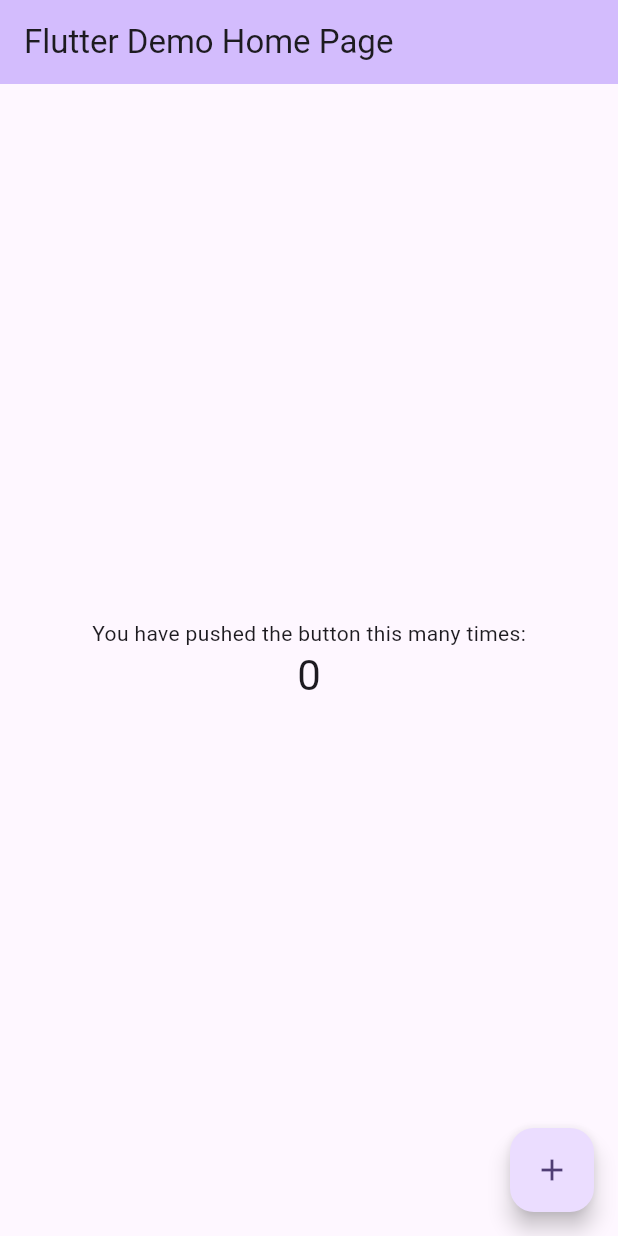
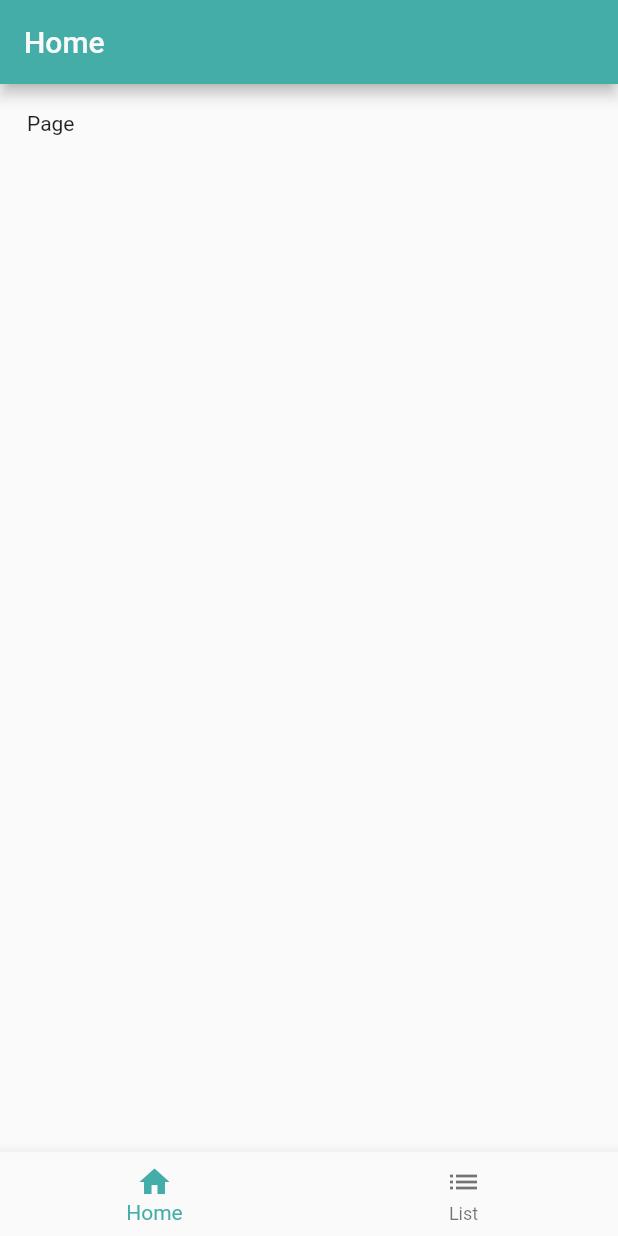
Before and after one commit to samuel-vieira/empregoaqui-app, a Flutter app: the screen it shows after launch, on a phone screen of 412 x 824 dp. Run offline on Flutter 3.47's test engine with Material 2 defaults, Android fonts, the phone set to English and light mode, and no system bars.

Commit message:
criação do tema e app bar

```diff
--- /dev/null
+++ b/lib/feature/base/base_page.dart
@@ -0,0 +1,50 @@
+import 'package:emprego_aqui_app/feature/home/page/home_page.dart';
+import 'package:emprego_aqui_app/feature/vagas/page/vagas_page.dart';
+import 'package:emprego_aqui_app/shared/app_bar_component/app_bar_component.dart';
+import 'package:flutter/material.dart';
+
+class BasePage extends StatefulWidget {
+  const BasePage({super.key});
+
+  @override
+  State<BasePage> createState() => _BasePageState();
+}
+
+class _BasePageState extends State<BasePage> {
+  final List<Widget> widgetOptions = [
+    const HomePage(),
+    const VagasPage(),
+  ];
+
+  int _currentIndex = 0;
+
+  @override
+  Widget build(BuildContext context) {
+    return Scaffold(
+      appBar: AppBarComponent(
+        AppBar(),
+        title: 'Home',
+      ),
+      body: Padding(
+        padding: const EdgeInsets.all(18.0),
+        child: widgetOptions.elementAt(_currentIndex),
+      ),
+      bottomNavigationBar: BottomNavigationBar(
+        onTap: (index) => setState(() {
+          _currentIndex = index;
+        }),
+        currentIndex: _currentIndex,
+        items: const [
+          BottomNavigationBarItem(
+            icon: Icon(Icons.home),
+            label: 'Home',
+          ),
+          BottomNavigationBarItem(
+            icon: Icon(Icons.list),
+            label: 'List',
+          ),
+        ],
+      ),
+    );
+  }
+}
--- /dev/null
+++ b/lib/feature/home/page/home_page.dart
@@ -0,0 +1,10 @@
+import 'package:flutter/material.dart';
+
+class HomePage extends StatelessWidget {
+  const HomePage({super.key});
+
+  @override
+  Widget build(BuildContext context) {
+    return const Text('Page');
+  }
+}
--- /dev/null
+++ b/lib/feature/vagas/page/vagas_page.dart
@@ -0,0 +1,11 @@
+import 'package:emprego_aqui_app/feature/vagas/widgets/vagas_lista_widget.dart';
+import 'package:flutter/material.dart';
+
+class VagasPage extends StatelessWidget {
+  const VagasPage({super.key});
+
+  @override
+  Widget build(BuildContext context) {
+    return const VagasListaWidget();
+  }
+}
--- /dev/null
+++ b/lib/feature/vagas/widgets/vagas_lista_widget.dart
@@ -0,0 +1,21 @@
+import 'package:flutter/material.dart';
+
+class VagasListaWidget extends StatelessWidget {
+  const VagasListaWidget({super.key});
+
+  final List vagas = const ["Vaga 1", "Vaga 2"];
+
+  @override
+  Widget build(BuildContext context) {
+    return ListView.builder(
+      itemBuilder: (BuildContext context, int index) {
+        return SizedBox(
+          height: 40,
+          width: 200,
+          child: Text(vagas[index]),
+        );
+      },
+      itemCount: vagas.length,
+    );
+  }
+}
--- a/lib/main.dart
+++ b/lib/main.dart
@@ -1,3 +1,4 @@
+import 'package:emprego_aqui_app/feature/base/base_page.dart';
 import 'package:flutter/material.dart';
 
 void main() {
@@ -7,119 +8,28 @@ void main() {
 class MyApp extends StatelessWidget {
   const MyApp({super.key});
 
-  // This widget is the root of your application.
   @override
   Widget build(BuildContext context) {
     return MaterialApp(
-      title: 'Flutter Demo',
+      home: const BasePage(),
       theme: ThemeData(
-        // This is the theme of your application.
-        //
-        // TRY THIS: Try running your application with "flutter run". You'll see
-        // the application has a blue toolbar. Then, without quitting the app,
-        // try changing the seedColor in the colorScheme below to Colors.green
-        // and then invoke "hot reload" (save your changes or press the "hot
-        // reload" button in a Flutter-supported IDE, or press "r" if you used
-        // the command line to start the app).
-        //
-        // Notice that the counter didn't reset back to zero; the application
-        // state is not lost during the reload. To reset the state, use hot
-        // restart instead.
-        //
-        // This works for code too, not just values: Most code changes can be
-        // tested with just a hot reload.
-        colorScheme: ColorScheme.fromSeed(seedColor: Colors.deepPurple),
-        useMaterial3: true,
+        colorScheme: const ColorScheme(
+          brightness: Brightness.light,
+          primary: Color(0xFF45ADA8),
+          onPrimary: Color(0xFFF9F9F9),
+          secondary: Color(0xFF594F4F),
+          onSecondary: Color(0xFFF9F9F9),
+          error: Color(0xFFD73131),
+          onError: Color(0xFFF9F9F9),
+          background: Color(0xFFE1E1E1),
+          onBackground: Color(0xFFF9F9F9),
+          surface: Color(0xFFF2F2F2),
+          onSurface: Color(0xFF45ADA8),
+        ),
+        appBarTheme: const AppBarTheme(
+          backgroundColor: Color(0xFF45ADA8),
+        ),
       ),
-      home: const MyHomePage(title: 'Flutter Demo Home Page'),
     );
   }
 }
-
-class MyHomePage extends StatefulWidget {
-  const MyHomePage({super.key, required this.title});
-
-  // This widget is the home page of your application. It is stateful, meaning
-  // that it has a State object (defined below) that contains fields that affect
-  // how it looks.
-
-  // This class is the configuration for the state. It holds the values (in this
-  // case the title) provided by the parent (in this case the App widget) and
-  // used by the build method of the State. Fields in a Widget subclass are
-  // always marked "final".
-
-  final String title;
-
-  @override
-  State<MyHomePage> createState() => _MyHomePageState();
-}
-
-class _MyHomePageState extends State<MyHomePage> {
-  int _counter = 0;
-
-  void _incrementCounter() {
-    setState(() {
-      // This call to setState tells the Flutter framework that something has
-      // changed in this State, which causes it to rerun the build method below
-      // so that the display can reflect the updated values. If we changed
-      // _counter without calling setState(), then the build method would not be
-      // called again, and so nothing would appear to happen.
-      _counter++;
-    });
-  }
-
-  @override
-  Widget build(BuildContext context) {
-    // This method is rerun every time setState is called, for instance as done
-    // by the _incrementCounter method above.
-    //
-    // The Flutter framework has been optimized to make rerunning build methods
-    // fast, so that you can just rebuild anything that needs updating rather
-    // than having to individually change instances of widgets.
-    return Scaffold(
-      appBar: AppBar(
-        // TRY THIS: Try changing the color here to a specific color (to
-        // Colors.amber, perhaps?) and trigger a hot reload to see the AppBar
-        // change color while the other colors stay the same.
-        backgroundColor: Theme.of(context).colorScheme.inversePrimary,
-        // Here we take the value from the MyHomePage object that was created by
-        // the App.build method, and use it to set our appbar title.
-        title: Text(widget.title),
-      ),
-      body: Center(
-        // Center is a layout widget. It takes a single child and positions it
-        // in the middle of the parent.
-        child: Column(
-          // Column is also a layout widget. It takes a list of children and
-          // arranges them vertically. By default, it sizes itself to fit its
-          // children horizontally, and tries to be as tall as its parent.
-          //
-          // Column has various properties to control how it sizes itself and
-          // how it positions its children. Here we use mainAxisAlignment to
-          // center the children vertically; the main axis here is the vertical
-          // axis because Columns are vertical (the cross axis would be
-          // horizontal).
-          //
-          // TRY THIS: Invoke "debug painting" (choose the "Toggle Debug Paint"
-          // action in the IDE, or press "p" in the console), to see the
-          // wireframe for each widget.
-          mainAxisAlignment: MainAxisAlignment.center,
-          children: <Widget>[
-            const Text(
-              'You have pushed the button this many times:',
-            ),
-            Text(
-              '$_counter',
-              style: Theme.of(context).textTheme.headlineMedium,
-            ),
-          ],
-        ),
-      ),
-      floatingActionButton: FloatingActionButton(
-        onPressed: _incrementCounter,
-        tooltip: 'Increment',
-        child: const Icon(Icons.add),
-      ), // This trailing comma makes auto-formatting nicer for build methods.
-    );
-  }
-}
--- /dev/null
+++ b/lib/shared/app_bar_component/app_bar_component.dart
@@ -0,0 +1,19 @@
+import 'package:flutter/material.dart';
+
+class AppBarComponent extends StatelessWidget implements PreferredSizeWidget {
+  const AppBarComponent(this.appBar, {required this.title, Key? key})
+      : super(key: key);
+
+  final AppBar appBar;
+  final String title;
+
+  @override
+  Widget build(BuildContext context) {
+    return AppBar(
+      title: Text(title),
+    );
+  }
+
+  @override
+  Size get preferredSize => Size.fromHeight(appBar.preferredSize.height);
+}
```
